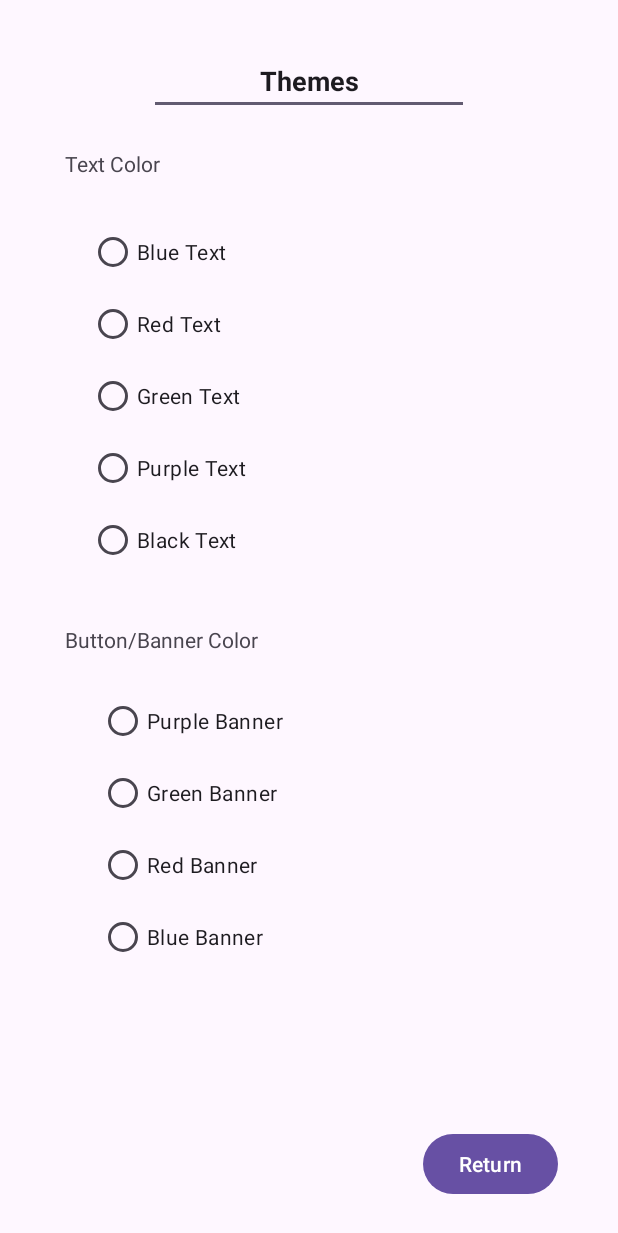
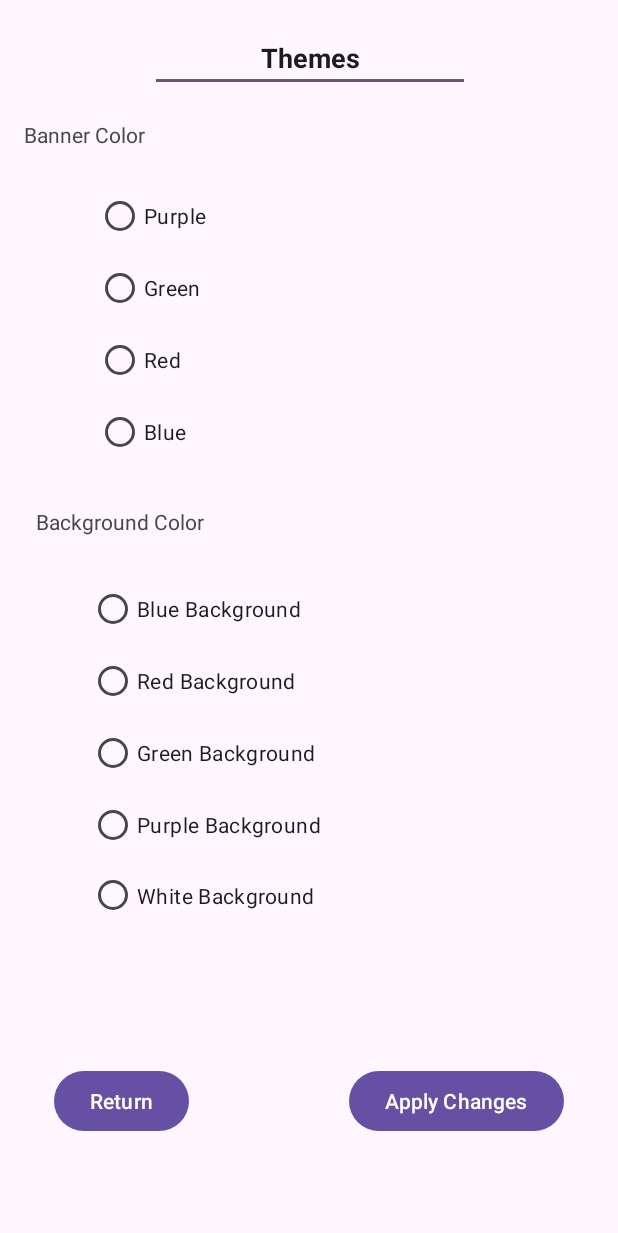
Before and after one commit to dombrowskikye/NewRecipeBook, an Android app: the layout change_themes.xml on its own in the app's theme, with its tools: preview values and no code run, on a phone screen of 412 x 824 dp. Shown: the top 1233 px of the screen. Run offline under Robolectric (Android 15) with nearby library versions, the phone set to English and light mode, and no system bars.

Commit message:
Added full functionality for themes. Will just need to tweak things to our liking.

```diff
--- a/app/src/main/java/com/example/recipebook20/MainActivity.java
+++ b/app/src/main/java/com/example/recipebook20/MainActivity.java
@@ -40,6 +40,7 @@ public class MainActivity extends AppCompatActivity implements RecipeAdapter.OnR
         binding.content.recyclerView.setLayoutManager(layoutManager);
         binding.content.recyclerView.addItemDecoration(new DividerItemDecoration(this,LinearLayoutManager.VERTICAL));
         binding.content.recyclerView.setAdapter(recipeAdapter);
+
 
 
         binding.fab.setOnClickListener(new View.OnClickListener(){
--- a/app/src/main/res/layout/change_themes.xml
+++ b/app/src/main/res/layout/change_themes.xml
@@ -5,59 +5,43 @@
     android:layout_width="match_parent"
     android:layout_height="match_parent">
 
-    <EditText
-        android:id="@+id/themeTitle"
-        android:layout_width="wrap_content"
-        android:layout_height="wrap_content"
-        android:layout_marginStart="100dp"
-        android:layout_marginTop="31dp"
-        android:layout_marginEnd="100dp"
-        android:ems="10"
-        android:inputType="text"
-        android:text="@string/themeTitle"
-        android:textAlignment="center"
-        android:textStyle="bold"
-        app:layout_constraintEnd_toEndOf="parent"
-        app:layout_constraintStart_toStartOf="parent"
-        app:layout_constraintTop_toTopOf="parent" />
-
     <RadioGroup
-        android:id="@+id/textColor"
-        android:layout_width="293dp"
-        android:layout_height="245dp"
+        android:id="@+id/backColor"
+        android:layout_width="294dp"
+        android:layout_height="238dp"
         android:layout_marginStart="67dp"
-        android:layout_marginTop="67dp"
+        android:layout_marginTop="70dp"
         android:layout_marginEnd="67dp"
         app:layout_constraintEnd_toEndOf="parent"
         app:layout_constraintStart_toStartOf="parent"
-        app:layout_constraintTop_toBottomOf="@+id/themeTitle">
+        app:layout_constraintTop_toBottomOf="@+id/radioGroup">
 
         <RadioButton
-            android:id="@+id/blueText"
+            android:id="@+id/blueBack"
             android:layout_width="match_parent"
             android:layout_height="wrap_content"
             android:text="@string/blueText" />
 
         <RadioButton
-            android:id="@+id/redText"
+            android:id="@+id/redBack"
             android:layout_width="match_parent"
             android:layout_height="wrap_content"
             android:text="@string/redText" />
 
         <RadioButton
-            android:id="@+id/greenText"
+            android:id="@+id/greenBack"
             android:layout_width="match_parent"
             android:layout_height="wrap_content"
             android:text="@string/greenText" />
 
         <RadioButton
-            android:id="@+id/purpleText"
+            android:id="@+id/purpleBack"
             android:layout_width="match_parent"
             android:layout_height="wrap_content"
             android:text="@string/purpleText" />
 
         <RadioButton
-            android:id="@+id/blackText"
+            android:id="@+id/whiteBack"
             android:layout_width="match_parent"
             android:layout_height="wrap_content"
             android:text="@string/blackText" />
@@ -65,14 +49,14 @@
 
     <RadioGroup
         android:id="@+id/radioGroup"
-        android:layout_width="280dp"
-        android:layout_height="201dp"
+        android:layout_width="284dp"
+        android:layout_height="192dp"
         android:layout_marginStart="67dp"
-        android:layout_marginTop="67dp"
+        android:layout_marginTop="120dp"
         android:layout_marginEnd="67dp"
         app:layout_constraintEnd_toEndOf="parent"
         app:layout_constraintStart_toStartOf="parent"
-        app:layout_constraintTop_toBottomOf="@+id/textColor">
+        app:layout_constraintTop_toTopOf="parent">
 
         <RadioButton
             android:id="@+id/purpleBanner"
@@ -103,9 +87,26 @@
         android:id="@+id/textLabel"
         android:layout_width="wrap_content"
         android:layout_height="wrap_content"
-        android:layout_marginStart="43dp"
-        android:layout_marginTop="99dp"
+        android:layout_marginStart="24dp"
+        android:layout_marginTop="26dp"
         android:text="@string/textLabel"
+        app:layout_constraintStart_toStartOf="parent"
+        app:layout_constraintTop_toBottomOf="@+id/radioGroup" />
+
+    <EditText
+        android:id="@+id/themeTitle"
+        android:layout_width="wrap_content"
+        android:layout_height="wrap_content"
+        android:layout_marginStart="100dp"
+        android:layout_marginTop="16dp"
+        android:layout_marginEnd="100dp"
+        android:ems="10"
+        android:inputType="text"
+        android:text="@string/themeTitle"
+        android:textAlignment="center"
+        android:textStyle="bold"
+        app:layout_constraintEnd_toEndOf="parent"
+        app:layout_constraintHorizontal_bias="0.0"
         app:layout_constraintStart_toStartOf="parent"
         app:layout_constraintTop_toTopOf="parent" />
 
@@ -113,22 +114,37 @@
         android:id="@+id/textView4"
         android:layout_width="wrap_content"
         android:layout_height="wrap_content"
-        android:layout_marginStart="43dp"
-        android:layout_marginTop="27dp"
+        android:layout_marginStart="16dp"
+        android:layout_marginTop="19dp"
         android:layout_marginBottom="21dp"
         android:text="@string/textBanner"
         app:layout_constraintBottom_toTopOf="@+id/radioGroup"
         app:layout_constraintStart_toStartOf="parent"
-        app:layout_constraintTop_toBottomOf="@+id/textColor" />
+        app:layout_constraintTop_toBottomOf="@+id/themeTitle" />
 
     <Button
         android:id="@+id/returnButton"
         android:layout_width="wrap_content"
         android:layout_height="wrap_content"
-        android:layout_marginEnd="40dp"
-        android:layout_marginBottom="24dp"
+        android:layout_marginStart="36dp"
+        android:layout_marginTop="43dp"
+        android:layout_marginBottom="20dp"
         android:text="@string/returnButton"
         app:layout_constraintBottom_toBottomOf="parent"
-        app:layout_constraintEnd_toEndOf="parent" />
+        app:layout_constraintStart_toStartOf="parent"
+        app:layout_constraintTop_toBottomOf="@+id/backColor" />
+
+    <Button
+        android:id="@+id/applyTheme"
+        android:layout_width="wrap_content"
+        android:layout_height="wrap_content"
+        android:layout_marginTop="43dp"
+        android:layout_marginEnd="36dp"
+        android:layout_marginBottom="20dp"
+        android:onClick="applyTheme"
+        android:text="@string/themeButton"
+        app:layout_constraintBottom_toBottomOf="parent"
+        app:layout_constraintEnd_toEndOf="parent"
+        app:layout_constraintTop_toBottomOf="@+id/backColor" />
 
 </androidx.constraintlayout.widget.ConstraintLayout>
--- a/app/src/main/res/values/colors.xml
+++ b/app/src/main/res/values/colors.xml
@@ -2,4 +2,10 @@
 <resources>
     <color name="black">#FF000000</color>
     <color name="white">#FFFFFFFF</color>
+
+    <color name="purple">#FFBB86FC</color>
+    <color name="blue">#0000FF</color>
+    <color name="red">#FF0000</color>
+    <color name="green">#009900</color>
+
 </resources>
--- a/app/src/main/res/values/strings.xml
+++ b/app/src/main/res/values/strings.xml
@@ -1,20 +1,21 @@
 <resources>
     <string name="app_name">Recipe Book</string>
     <string name="themeTitle">Themes</string>
-    <string name="blueText">Blue Text</string>
-    <string name="redText">Red Text</string>
-    <string name="greenText">Green Text</string>
-    <string name="purpleText">Purple Text</string>
-    <string name="blackText">Black Text</string>
+    <string name="blueText">Blue Background</string>
+    <string name="redText">Red Background</string>
+    <string name="greenText">Green Background</string>
+    <string name="purpleText">Purple Background</string>
+    <string name="blackText">White Background</string>
 
-    <string name="purpleBanner">Purple Banner</string>
-    <string name="greenBanner">Green Banner</string>
-    <string name="redBanner">Red Banner</string>
-    <string name="blueBanner">Blue Banner</string>
-    <string name="textLabel">Text Color</string>
-    <string name="textBanner">Button/Banner Color</string>
+    <string name="purpleBanner">Purple</string>
+    <string name="greenBanner">Green</string>
+    <string name="redBanner">Red</string>
+    <string name="blueBanner">Blue</string>
+    <string name="textLabel">Background Color</string>
+    <string name="textBanner">Banner Color</string>
 
     <string name="returnButton">Return</string>
+    <string name="themeButton">Apply Changes</string>
 
     <string name="addRecipeTitle">Add Recipe</string>
     <string name="inputRecipeName">Enter Recipe Title</string>
--- a/app/src/main/res/values/themes.xml
+++ b/app/src/main/res/values/themes.xml
@@ -5,5 +5,21 @@
         <!-- <item name="colorPrimary">@color/my_light_primary</item> -->
     </style>
 
+    <style name="PurpleTheme" parent="Base.Theme.RecipeBook20">
+        <item name="android:windowBackground">@color/purple</item>
+    </style>
+
+    <style name="RedTheme" parent="Base.Theme.RecipeBook20">
+        <item name="android:windowBackground">@color/red</item>
+    </style>
+
+    <style name="GreenTheme" parent="Base.Theme.RecipeBook20">
+        <item name="android:windowBackground">@color/green</item>
+    </style>
+
+    <style name="BlueTheme" parent="Base.Theme.RecipeBook20">
+        <item name="android:windowBackground">@color/blue</item>
+    </style>
+
     <style name="Theme.RecipeBook20" parent="Base.Theme.RecipeBook20" />
 </resources>
```
